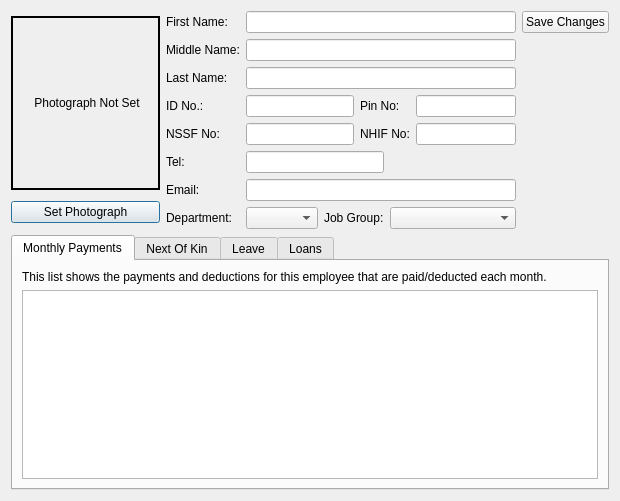
First picture: the form in payroll/employeecentre.ui, repository jayjay-w/payroll, before the edit.
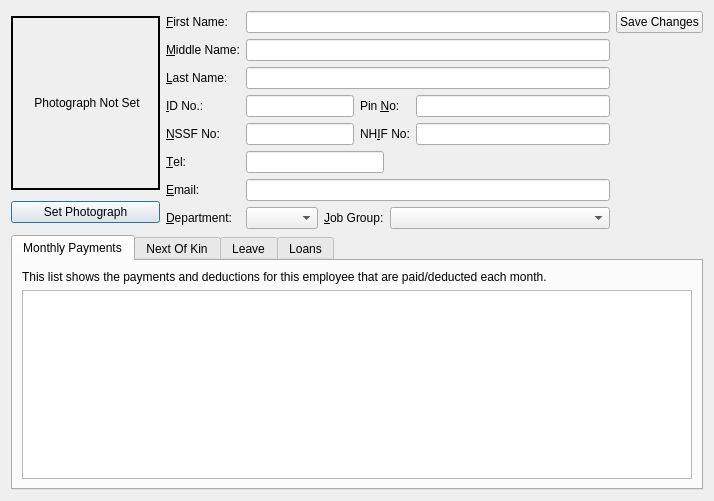
Second picture: the form after the edit.

```diff
--- a/payroll/employeecentre.ui
+++ b/payroll/employeecentre.ui
@@ -6,7 +6,7 @@
    <rect>
     <x>0</x>
     <y>0</y>
-    <width>620</width>
+    <width>714</width>
     <height>501</height>
    </rect>
   </property>
@@ -82,14 +82,20 @@
        <item row="4" column="0">
         <widget class="QLabel" name="label_7">
          <property name="text">
-          <string>NSSF No:</string>
+          <string>&amp;NSSF No:</string>
+         </property>
+         <property name="buddy">
+          <cstring>lineEdit_6</cstring>
          </property>
         </widget>
        </item>
        <item row="3" column="0">
         <widget class="QLabel" name="label_5">
          <property name="text">
-          <string>ID No.:</string>
+          <string>&amp;ID No.:</string>
+         </property>
+         <property name="buddy">
+          <cstring>lineEdit_4</cstring>
          </property>
         </widget>
        </item>
@@ -102,7 +108,10 @@
        <item row="0" column="0">
         <widget class="QLabel" name="label_2">
          <property name="text">
-          <string>First Name:</string>
+          <string>&amp;First Name:</string>
+         </property>
+         <property name="buddy">
+          <cstring>lineEdit</cstring>
          </property>
         </widget>
        </item>
@@ -115,28 +124,40 @@
        <item row="7" column="2" colspan="2">
         <widget class="QLabel" name="label_12">
          <property name="text">
-          <string>Job Group:</string>
+          <string>&amp;Job Group:</string>
+         </property>
+         <property name="buddy">
+          <cstring>comboBox_2</cstring>
          </property>
         </widget>
        </item>
        <item row="3" column="3" colspan="2">
         <widget class="QLabel" name="label_6">
          <property name="text">
-          <string>Pin No:</string>
+          <string>Pin &amp;No:</string>
+         </property>
+         <property name="buddy">
+          <cstring>lineEdit_5</cstring>
          </property>
         </widget>
        </item>
        <item row="4" column="3" colspan="2">
         <widget class="QLabel" name="label_8">
          <property name="text">
-          <string>NHIF No:</string>
+          <string>NH&amp;IF No:</string>
+         </property>
+         <property name="buddy">
+          <cstring>lineEdit_7</cstring>
          </property>
         </widget>
        </item>
        <item row="5" column="0">
         <widget class="QLabel" name="label_9">
          <property name="text">
-          <string>Tel:</string>
+          <string>&amp;Tel:</string>
+         </property>
+         <property name="buddy">
+          <cstring>lineEdit_8</cstring>
          </property>
         </widget>
        </item>
@@ -146,28 +167,40 @@
        <item row="6" column="0">
         <widget class="QLabel" name="label_10">
          <property name="text">
-          <string>Email:</string>
+          <string>&amp;Email:</string>
+         </property>
+         <property name="buddy">
+          <cstring>lineEdit_9</cstring>
          </property>
         </widget>
        </item>
        <item row="1" column="0">
         <widget class="QLabel" name="label_3">
          <property name="text">
-          <string>Middle Name:</string>
+          <string>&amp;Middle Name:</string>
+         </property>
+         <property name="buddy">
+          <cstring>lineEdit_2</cstring>
          </property>
         </widget>
        </item>
        <item row="2" column="0">
         <widget class="QLabel" name="label_4">
          <property name="text">
-          <string>Last Name:</string>
+          <string>&amp;Last Name:</string>
+         </property>
+         <property name="buddy">
+          <cstring>lineEdit_3</cstring>
          </property>
         </widget>
        </item>
        <item row="7" column="0">
         <widget class="QLabel" name="label_11">
          <property name="text">
-          <string>Department:</string>
+          <string>&amp;Department:</string>
+         </property>
+         <property name="buddy">
+          <cstring>comboBox</cstring>
          </property>
         </widget>
        </item>
```
Left out of the diff: 23 changed lines with no effect on the pictures.
